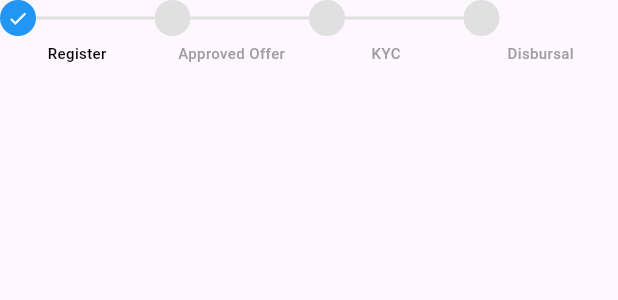
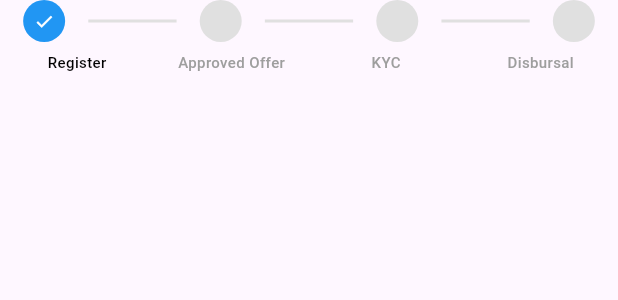
Before and after one commit to UKbhatt/LoanApplication, a Flutter app: the StepProgressBar widget shown alone on an empty page, opened directly, on a phone screen of 412 x 824 dp. Shown: the top 300 px of the screen. Run offline on Flutter 3.47's test engine with Material 3 defaults, Android fonts, the phone set to English and light mode, and no system bars; our stand-ins replace flutter_spinkit, get, google_fonts.

Commit message:
Refactor: Update StepProgressBar layout and enhance ProgressController functionality

```diff
--- a/lib/components/stepProgressBar.dart
+++ b/lib/components/stepProgressBar.dart
@@ -1,6 +1,6 @@
-import 'package:creditsea/statemanagement/progressGetx.dart';
 import 'package:flutter/material.dart';
 import 'package:get/get.dart';
+import '../statemanagement/progressGetx.dart';
 
 class StepProgressBar extends StatelessWidget {
   final List<String> steps = ["Register", "Approved Offer", "KYC", "Disbursal"];
@@ -8,20 +8,20 @@ class StepProgressBar extends StatelessWidget {
 
   @override
   Widget build(BuildContext context) {
-    return Obx(
-      () => Row(
-        mainAxisAlignment: MainAxisAlignment.spaceAround,
-        children: List.generate(steps.length, (index) {
-          final isActive = controller.currentStep.value >= index;
-          final isCurrent = controller.currentStep.value == index;
+    return Obx(() {
+      return Column(
+        children: [
+          Row(
+            children: List.generate(steps.length * 2 - 1, (index) {
+              if (index.isEven) {
+                final stepIndex = index ~/ 2;
+                final isActive = controller.currentStep.value >= stepIndex;
 
                 return Expanded(
                   child: Column(
                     children: [
-                Row(
-                  children: [
                       CircleAvatar(
-                      radius: 12,
+                        radius: 14,
                         backgroundColor: isActive
                             ? Colors.blue
                             : Colors.grey.shade300,
@@ -33,19 +33,31 @@ class StepProgressBar extends StatelessWidget {
                               )
                             : null,
                       ),
-                    if (index != steps.length - 1)
-                      Expanded(
+                    ],
+                  ),
+                );
+              } else {
+                final lineIndex = (index - 1) ~/ 2;
+                final isLineActive =
+                    controller.progressLineStep.value > lineIndex;
+
+                return Expanded(
                   child: Container(
                     height: 2,
-                          color: controller.currentStep.value > index
-                              ? Colors.blue
-                              : Colors.grey.shade300,
+                    color: isLineActive ? Colors.blue : Colors.grey.shade300,
                   ),
+                );
+              }
+            }),
           ),
-                  ],
-                ),
-                const SizedBox(height: 4),
-                Text(
+
+          const SizedBox(height: 6),
+          Row(
+            children: List.generate(steps.length, (index) {
+              final isCurrent = controller.currentStep.value == index;
+
+              return Expanded(
+                child: Text(
                   steps[index],
                   style: TextStyle(
                     fontSize: 10,
@@ -54,11 +66,11 @@ class StepProgressBar extends StatelessWidget {
                   ),
                   textAlign: TextAlign.center,
                 ),
-              ],
-            ),
               );
             }),
           ),
+        ],
       );
+    });
   }
 }
--- a/lib/screen/confirmOtp.dart
+++ b/lib/screen/confirmOtp.dart
@@ -2,7 +2,6 @@ import 'dart:async';
 
 import 'package:creditsea/components/appBar.dart';
 import 'package:flutter/material.dart';
-import 'package:flutter_spinkit/flutter_spinkit.dart';
 import 'package:google_fonts/google_fonts.dart';
 
 class Confirmotp extends StatefulWidget {
--- a/lib/screen/otp_auth.dart
+++ b/lib/screen/otp_auth.dart
@@ -17,8 +17,7 @@ class _OtpAuthState extends State<OtpAuth> {
 
   @override
   Widget build(BuildContext context) {
-    // var height = MediaQuery.of(context).size.height;
-    // var width = MediaQuery.of(context).size.width;
+
     return Scaffold(
       appBar: CreaditSea(),
       body: SafeArea(
```
Also changed, not shown: lib/screen/ApprovalOffer.dart (added, +19 -0 lines), lib/screen/registerUser.dart (+21 -14 lines), lib/statemanagement/progressGetx.dart (+11 -4 lines). Lines whose indentation alone changed are shown as unchanged.
